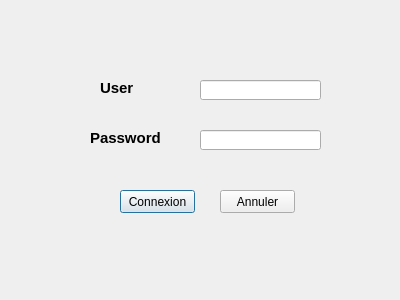
Old version of the form FaceRecognition/logindialog.ui in the repository idriss92/FaceRecognition.
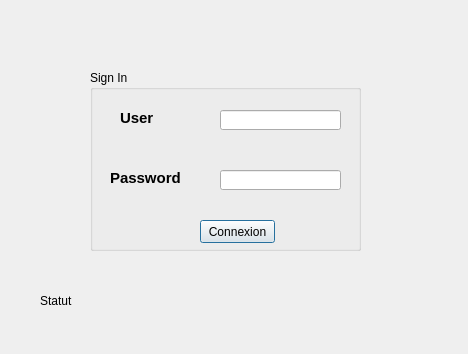
New version of the form.

What changed in the file:
```diff
--- a/FaceRecognition/logindialog.ui
+++ b/FaceRecognition/logindialog.ui
@@ -6,44 +6,33 @@
    <rect>
     <x>0</x>
     <y>0</y>
-    <width>400</width>
-    <height>300</height>
+    <width>468</width>
+    <height>354</height>
    </rect>
   </property>
   <property name="windowTitle">
    <string>Dialog</string>
   </property>
-  <widget class="QPushButton" name="pushButtonConnexion">
-   <property name="geometry">
-    <rect>
-     <x>120</x>
-     <y>190</y>
-     <width>75</width>
-     <height>23</height>
-    </rect>
-   </property>
-   <property name="text">
-    <string>Connexion</string>
-   </property>
-  </widget>
-  <widget class="QPushButton" name="pushButtonAnnuler">
+  <property name="autoFillBackground">
+   <bool>true</bool>
+  </property>
+  <widget class="QGroupBox" name="groupBoxSignIn">
    <property name="geometry">
     <rect>
-     <x>220</x>
-     <y>190</y>
-     <width>75</width>
-     <height>23</height>
+     <x>90</x>
+     <y>70</y>
+     <width>271</width>
+     <height>181</height>
     </rect>
    </property>
-   <property name="text">
-    <string>Annuler</string>
+   <property name="title">
+    <string>Sign In</string>
    </property>
-  </widget>
   <widget class="QLabel" name="label">
    <property name="geometry">
     <rect>
-     <x>100</x>
-     <y>80</y>
+      <x>30</x>
+      <y>40</y>
      <width>51</width>
      <height>16</height>
     </rect>
@@ -62,8 +51,8 @@
   <widget class="QLabel" name="label_2">
    <property name="geometry">
     <rect>
-     <x>90</x>
-     <y>130</y>
+      <x>20</x>
+      <y>100</y>
      <width>81</width>
      <height>16</height>
     </rect>
@@ -82,8 +71,8 @@
   <widget class="QLineEdit" name="lineEditUser">
    <property name="geometry">
     <rect>
-     <x>200</x>
-     <y>80</y>
+      <x>130</x>
+      <y>40</y>
      <width>121</width>
      <height>20</height>
     </rect>
@@ -92,11 +81,38 @@
   <widget class="QLineEdit" name="lineEditPassword">
    <property name="geometry">
     <rect>
-     <x>200</x>
-     <y>130</y>
+      <x>130</x>
+      <y>100</y>
      <width>121</width>
      <height>20</height>
     </rect>
+    </property>
+   </widget>
+   <widget class="QPushButton" name="pushButtonConnexion">
+    <property name="geometry">
+     <rect>
+      <x>110</x>
+      <y>150</y>
+      <width>75</width>
+      <height>23</height>
+     </rect>
+    </property>
+    <property name="text">
+     <string>Connexion</string>
+    </property>
+   </widget>
+  </widget>
+  <widget class="QLabel" name="labelStatut">
+   <property name="geometry">
+    <rect>
+     <x>40</x>
+     <y>290</y>
+     <width>111</width>
+     <height>21</height>
+    </rect>
+   </property>
+   <property name="text">
+    <string>Statut</string>
    </property>
   </widget>
  </widget>
```
Left out of the diff: 2 changed lines with no effect on the pictures. Lines whose indentation alone changed are shown as unchanged.
